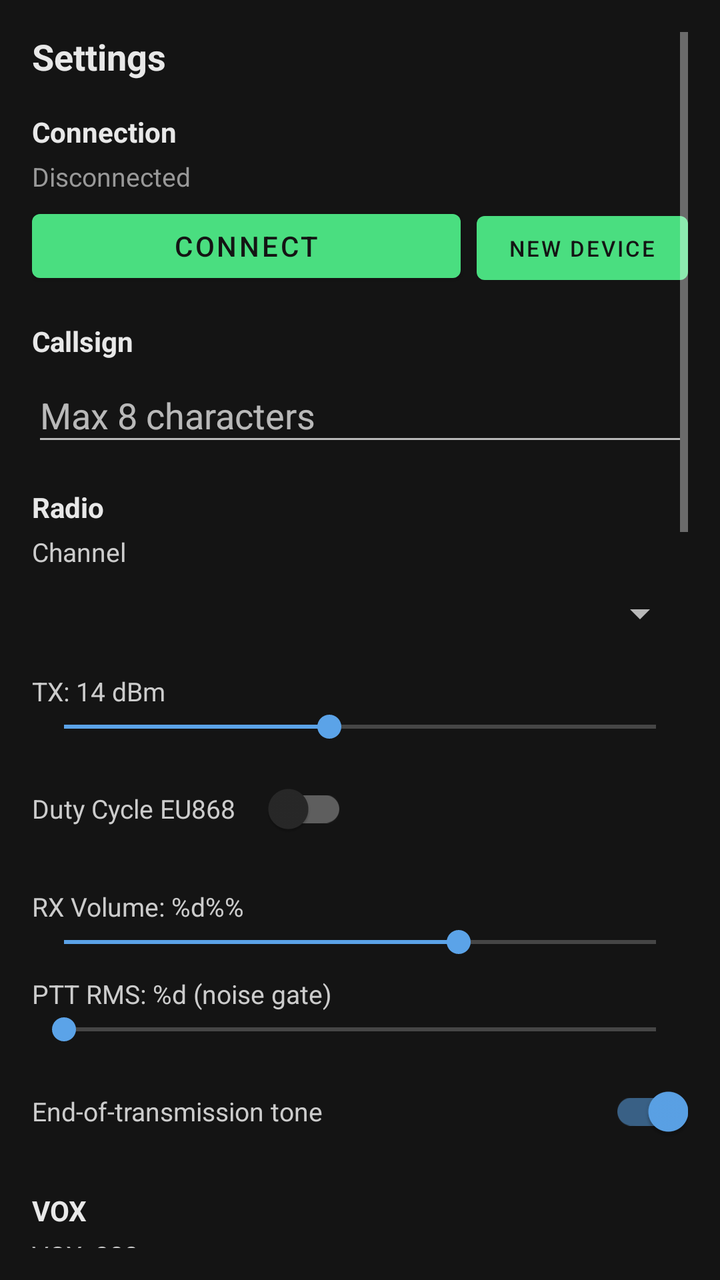
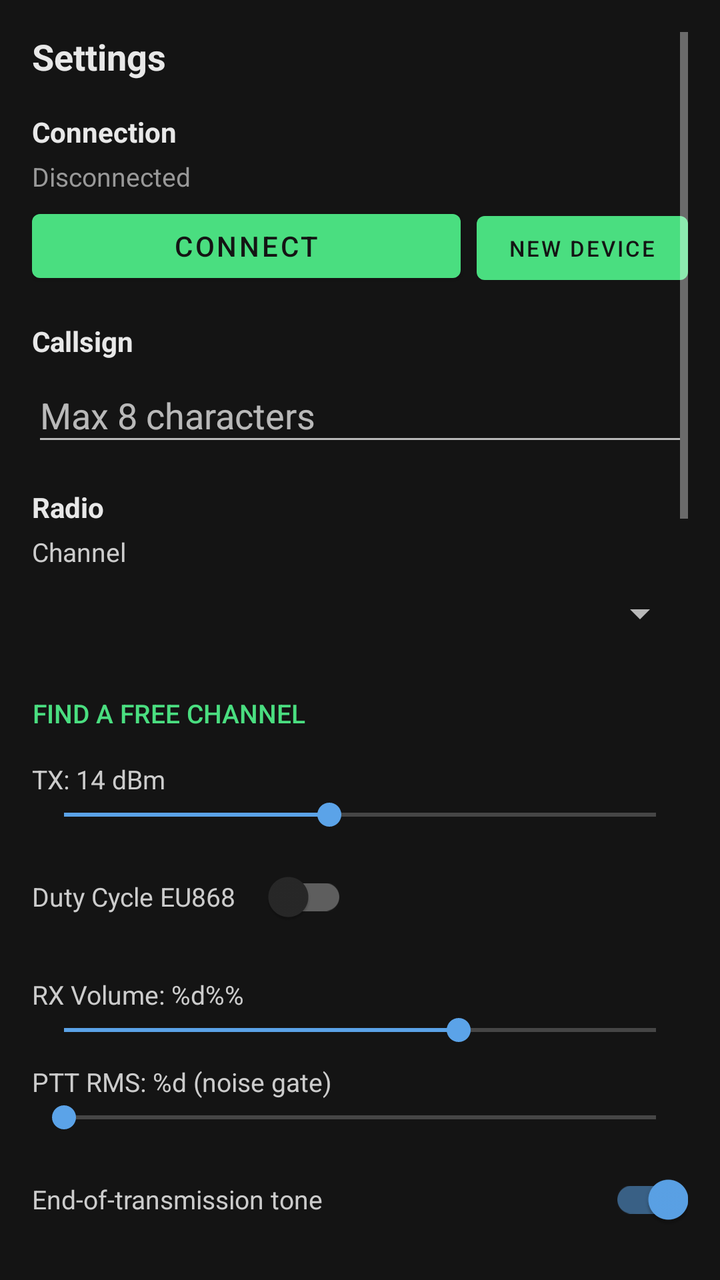

Screens rendered from an Android XML layout before and after an edit, with the pre-edit source and the edit as a unified diff.
<!-- AndroidManifest.xml: application theme Theme.MeshTRX -->
<!-- res/layout/fragment_settings.xml -->
<?xml version="1.0" encoding="utf-8"?>
<ScrollView xmlns:android="http://schemas.android.com/apk/res/android"
    android:layout_width="match_parent"
    android:layout_height="match_parent"
    android:padding="16dp"
    android:background="#141414">

    <LinearLayout
        android:layout_width="match_parent"
        android:layout_height="wrap_content"
        android:orientation="vertical">

        <TextView android:layout_width="wrap_content" android:layout_height="wrap_content"
            android:text="@string/settings_title" android:textSize="18sp" android:textStyle="bold"
            android:textColor="#e8e8e8" android:layout_marginBottom="16dp" />

        
        <TextView android:layout_width="wrap_content" android:layout_height="wrap_content"
            android:text="@string/connection" android:textSize="14sp" android:textStyle="bold"
            android:textColor="#e8e8e8" android:layout_marginBottom="4dp" />

        <TextView android:id="@+id/tvConnStatus"
            android:layout_width="match_parent" android:layout_height="wrap_content"
            android:text="@string/disconnected" android:textSize="13sp" android:textColor="#999"
            android:layout_marginBottom="4dp" />

        <LinearLayout
            android:layout_width="match_parent" android:layout_height="wrap_content"
            android:orientation="horizontal" android:layout_marginBottom="16dp">
            <Button android:id="@+id/btnConnect"
                android:layout_width="0dp" android:layout_height="44dp" android:layout_weight="1"
                android:text="@string/connect" />
            <Button android:id="@+id/btnForgetDevice"
                android:layout_width="wrap_content" android:layout_height="44dp"
                android:text="@string/new_device" android:textSize="11sp"
                android:layout_marginStart="8dp" />
        </LinearLayout>

        
        <TextView android:layout_width="wrap_content" android:layout_height="wrap_content"
            android:text="@string/callsign" android:textSize="14sp" android:textStyle="bold"
            android:textColor="#e8e8e8" android:layout_marginBottom="4dp" />
        <EditText android:id="@+id/etCallSign"
            android:layout_width="match_parent" android:layout_height="44dp"
            android:hint="@string/callsign_hint" android:maxLength="8"
            android:inputType="text" android:singleLine="true"
            android:layout_marginBottom="16dp" />

        
        <TextView android:layout_width="wrap_content" android:layout_height="wrap_content"
            android:text="@string/radio" android:textSize="14sp" android:textStyle="bold"
            android:textColor="#e8e8e8" android:layout_marginBottom="4dp" />

        
        <TextView android:layout_width="wrap_content" android:layout_height="wrap_content"
            android:text="@string/channel_label" android:textSize="13sp" android:textColor="#cccccc" />
        <Spinner android:id="@+id/spinnerChannel"
            android:layout_width="match_parent" android:layout_height="44dp"
            android:layout_marginBottom="8dp" />

        <TextView android:id="@+id/tvTxPower"
            android:layout_width="wrap_content" android:layout_height="wrap_content"
            android:text="TX: 14 dBm" android:textSize="13sp" android:textColor="#cccccc" />
        <SeekBar android:id="@+id/seekTxPower"
            android:layout_width="match_parent" android:layout_height="wrap_content"
            android:min="1" android:max="30" android:progress="14" />

        <LinearLayout
            android:layout_width="match_parent" android:layout_height="wrap_content"
            android:orientation="horizontal" android:gravity="center_vertical"
            android:layout_marginTop="8dp" android:layout_marginBottom="16dp">
            <TextView android:layout_width="wrap_content" android:layout_height="wrap_content"
                android:text="@string/duty_cycle" android:textSize="13sp" android:textColor="#cccccc" />
            <com.google.android.material.switchmaterial.SwitchMaterial
                android:id="@+id/switchDutyCycle"
                android:layout_width="wrap_content" android:layout_height="wrap_content"
                android:layout_marginStart="8dp" />
        </LinearLayout>

        
        <TextView android:id="@+id/tvRxVolume"
            android:layout_width="wrap_content" android:layout_height="wrap_content"
            android:text="@string/rx_volume" android:textSize="13sp" android:textColor="#cccccc" />
        <SeekBar android:id="@+id/seekRxVolume"
            android:layout_width="match_parent" android:layout_height="wrap_content"
            android:max="300" android:progress="200"
            android:layout_marginBottom="8dp" />

        
        <TextView android:id="@+id/tvPttRms"
            android:layout_width="wrap_content" android:layout_height="wrap_content"
            android:text="@string/ptt_rms" android:textSize="13sp" android:textColor="#cccccc" />
        <SeekBar android:id="@+id/seekPttRms"
            android:layout_width="match_parent" android:layout_height="wrap_content"
            android:max="1000" android:progress="0"
            android:layout_marginBottom="8dp" />

        
        <LinearLayout
            android:layout_width="match_parent" android:layout_height="wrap_content"
            android:orientation="horizontal" android:gravity="center_vertical"
            android:layout_marginBottom="16dp">
            <TextView android:layout_width="0dp" android:layout_weight="1"
                android:layout_height="wrap_content"
                android:text="@string/roger_beep" android:textSize="13sp" android:textColor="#cccccc" />
            <com.google.android.material.switchmaterial.SwitchMaterial
                android:id="@+id/switchRogerBeep"
                android:layout_width="wrap_content" android:layout_height="wrap_content"
                android:layout_marginStart="8dp" android:checked="true" />
        </LinearLayout>

        
        <TextView android:layout_width="wrap_content" android:layout_height="wrap_content"
            android:text="VOX" android:textSize="14sp" android:textStyle="bold"
            android:textColor="#e8e8e8" android:layout_marginBottom="4dp" />
        <TextView android:id="@+id/tvVoxThreshold"
            android:layout_width="wrap_content" android:layout_height="wrap_content"
            android:text="VOX: 800" android:textSize="13sp" android:textColor="#cccccc" />
        <SeekBar android:id="@+id/seekVoxThreshold"
            android:layout_width="match_parent" android:layout_height="wrap_content"
            android:max="5000" android:progress="800" />
        <TextView android:id="@+id/tvVoxHangtime"
            android:layout_width="wrap_content" android:layout_height="wrap_content"
            android:text="800 ms" android:textSize="13sp" android:textColor="#cccccc" />
        <SeekBar android:id="@+id/seekVoxHangtime"
            android:layout_width="match_parent" android:layout_height="wrap_content"
            android:max="2000" android:progress="800"
            android:layout_marginBottom="16dp" />

        
        <TextView android:layout_width="wrap_content" android:layout_height="wrap_content"
            android:text="@string/beacon" android:textSize="14sp" android:textStyle="bold"
            android:textColor="#e8e8e8" android:layout_marginBottom="4dp" />
        <Spinner android:id="@+id/spinnerBeaconInterval"
            android:layout_width="match_parent" android:layout_height="44dp"
            android:layout_marginBottom="16dp" />

        
        <TextView android:layout_width="wrap_content" android:layout_height="wrap_content"
            android:text="@string/peer_list" android:textSize="14sp" android:textStyle="bold"
            android:textColor="#e8e8e8" android:layout_marginBottom="4dp" />
        <TextView android:id="@+id/tvPeerTimeout"
            android:layout_width="wrap_content" android:layout_height="wrap_content"
            android:text="@string/remove_after" android:textSize="13sp" android:textColor="#cccccc" />
        <Spinner android:id="@+id/spinnerPeerTimeout"
            android:layout_width="match_parent" android:layout_height="44dp"
            android:layout_marginBottom="16dp" />

        
        <TextView android:layout_width="wrap_content" android:layout_height="wrap_content"
            android:text="@string/file_history" android:textSize="14sp" android:textStyle="bold"
            android:textColor="#e8e8e8" android:layout_marginBottom="4dp" />
        <Spinner android:id="@+id/spinnerFileHistory"
            android:layout_width="match_parent" android:layout_height="44dp"
            android:layout_marginBottom="16dp" />

        
        <TextView android:layout_width="wrap_content" android:layout_height="wrap_content"
            android:text="@string/language" android:textSize="14sp" android:textStyle="bold"
            android:textColor="#e8e8e8" android:layout_marginBottom="4dp" />
        <Spinner android:id="@+id/spinnerLanguage"
            android:layout_width="match_parent" android:layout_height="44dp"
            android:layout_marginBottom="16dp" />

        
        <Button android:id="@+id/btnApplySettings"
            android:layout_width="match_parent" android:layout_height="48dp"
            android:text="@string/apply_save"
            android:layout_marginBottom="16dp" />

        
        <Button android:id="@+id/btnClearPeers"
            android:layout_width="match_parent" android:layout_height="44dp"
            android:text="@string/clear_peers"
            android:textColor="#ff6b6b"
            android:backgroundTint="#2a1a1a"
            android:layout_marginBottom="16dp" />

        
        <TextView android:layout_width="wrap_content" android:layout_height="wrap_content"
            android:text="@string/repeater_title" android:textSize="14sp" android:textStyle="bold"
            android:textColor="#e8e8e8" android:layout_marginBottom="4dp" />
        <TextView android:layout_width="match_parent" android:layout_height="wrap_content"
            android:text="@string/repeater_warning" android:textSize="11sp" android:textColor="#ff6b6b"
            android:layout_marginBottom="8dp" />
        <TextView android:layout_width="wrap_content" android:layout_height="wrap_content"
            android:text="@string/wifi_ssid" android:textSize="13sp" android:textColor="#cccccc" />
        <EditText android:id="@+id/etRepeaterSsid"
            android:layout_width="match_parent" android:layout_height="40dp"
            android:hint="MeshTRX-Repeater" android:textSize="13sp"
            android:inputType="text" android:singleLine="true"
            android:layout_marginBottom="4dp" />
        <TextView android:layout_width="wrap_content" android:layout_height="wrap_content"
            android:text="@string/wifi_password" android:textSize="13sp" android:textColor="#cccccc" />
        <EditText android:id="@+id/etRepeaterPass"
            android:layout_width="match_parent" android:layout_height="40dp"
            android:hint="meshtrx123" android:textSize="13sp"
            android:inputType="textPassword" android:singleLine="true"
            android:layout_marginBottom="4dp" />
        <TextView android:layout_width="wrap_content" android:layout_height="wrap_content"
            android:text="@string/static_ip" android:textSize="13sp" android:textColor="#cccccc" />
        <EditText android:id="@+id/etRepeaterIp"
            android:layout_width="match_parent" android:layout_height="40dp"
            android:hint="192.168.1.100" android:textSize="13sp"
            android:inputType="text" android:singleLine="true"
            android:layout_marginBottom="8dp" />
        <Button android:id="@+id/btnRepeaterOn"
            android:layout_width="match_parent" android:layout_height="44dp"
            android:text="@string/activate_repeater" android:textSize="13sp"
            android:textColor="#ff6b6b" android:backgroundTint="#3a1e1e"
            android:enabled="false"
            android:layout_marginBottom="8dp" />
        <Button android:id="@+id/btnRepeaterOff"
            android:layout_width="match_parent" android:layout_height="44dp"
            android:text="@string/deactivate_repeater" android:textSize="13sp"
            android:textColor="#4ade80" android:backgroundTint="#1e3a1e"
            android:enabled="false"
            android:layout_marginBottom="16dp" />

        
        <TextView android:id="@+id/tvDeviceInfo"
            android:layout_width="match_parent" android:layout_height="wrap_content"
            android:textSize="12sp" android:textColor="#999" android:fontFamily="monospace" />
    </LinearLayout>
</ScrollView>
<!-- resources referenced by this layout -->
<resources>
  <string name="activate_repeater">ACTIVATE REPEATER</string>
  <string name="apply_save">Apply and save</string>
  <string name="beacon">Beacon</string>
  <string name="callsign">Callsign</string>
  <string name="callsign_hint">Max 8 characters</string>
  <string name="channel_label">Channel</string>
  <string name="clear_peers">Clear subscriber list</string>
  <string name="connect">Connect</string>
  <string name="connection">Connection</string>
  <string name="deactivate_repeater">Deactivate Repeater</string>
  <string name="disconnected">Disconnected</string>
  <string name="duty_cycle">Duty Cycle EU868</string>
  <string name="file_history">File history</string>
  <string name="language">Language</string>
  <string name="new_device">New device</string>
  <string name="peer_list">Peer list</string>
  <string name="ptt_rms">PTT RMS: %d (noise gate)</string>
  <string name="radio">Radio</string>
  <string name="remove_after">Remove after: 60 min</string>
  <string name="repeater_title">Repeater</string>
  <string name="repeater_warning">Device will restart in repeater mode. Connect to WiFi AP to monitor.</string>
  <string name="roger_beep">End-of-transmission tone</string>
  <string name="rx_volume">RX Volume: %d%%</string>
  <string name="settings_title">Settings</string>
  <string name="static_ip">Static IP (optional)</string>
  <string name="wifi_password">WiFi Password</string>
  <string name="wifi_ssid">WiFi SSID (optional)</string>
  <style name="Theme.MeshTRX" parent="Theme.MaterialComponents.NoActionBar">
          <item name="colorPrimary">#4ade80</item>
          <item name="colorPrimaryVariant">#2d5a2d</item>
          <item name="colorOnPrimary">#141414</item>
          <item name="colorSecondary">#5ba3e8</item>
          <item name="colorOnSecondary">#141414</item>
          <item name="android:windowBackground">#141414</item>
          <item name="android:statusBarColor">#141414</item>
          <item name="android:navigationBarColor">#111111</item>
          <item name="android:windowLightStatusBar">false</item>
      </style>
</resources>

<!-- the commit's change to res/layout/fragment_settings.xml (unified diff, before → after) -->
@@ -56,7 +56,18 @@
             android:text="@string/channel_label" android:textSize="13sp" android:textColor="#cccccc" />
         <Spinner android:id="@+id/spinnerChannel"
             android:layout_width="match_parent" android:layout_height="44dp"
-            android:layout_marginBottom="8dp" />
+            android:layout_marginBottom="4dp" />
+
+        
+        <Button android:id="@+id/btnScanChannels"
+            style="?android:attr/borderlessButtonStyle"
+            android:layout_width="wrap_content" android:layout_height="wrap_content"
+            android:text="@string/scan_channels" android:textSize="13sp"
+            android:textColor="#4ade80" android:paddingStart="0dp" />
+        <TextView android:id="@+id/tvScanResult"
+            android:layout_width="match_parent" android:layout_height="wrap_content"
+            android:textSize="12sp" android:textColor="#888888"
+            android:layout_marginBottom="8dp" android:visibility="gone" />
 
         <TextView android:id="@+id/tvTxPower"
             android:layout_width="wrap_content" android:layout_height="wrap_content"
<!-- resource entries referenced after the edit -->
@@ -23,6 +23,7 @@
   <string name="repeater_warning">Device will restart in repeater mode. Connect to WiFi AP to monitor.</string>
   <string name="roger_beep">End-of-transmission tone</string>
   <string name="rx_volume">RX Volume: %d%%</string>
+  <string name="scan_channels">Find a free channel</string>
   <string name="settings_title">Settings</string>
   <string name="static_ip">Static IP (optional)</string>
   <string name="wifi_password">WiFi Password</string>
